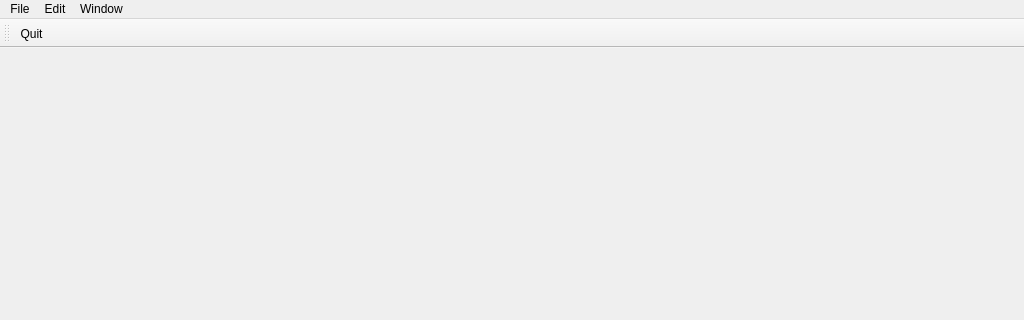
The window that ICPT.ui (Vladimir-Lin/ICPT) describes before a commit, drawn with Qt 5; both pictures show x 0 to 1024 and y 0 to 320 of the 1024 by 768 pixel window.
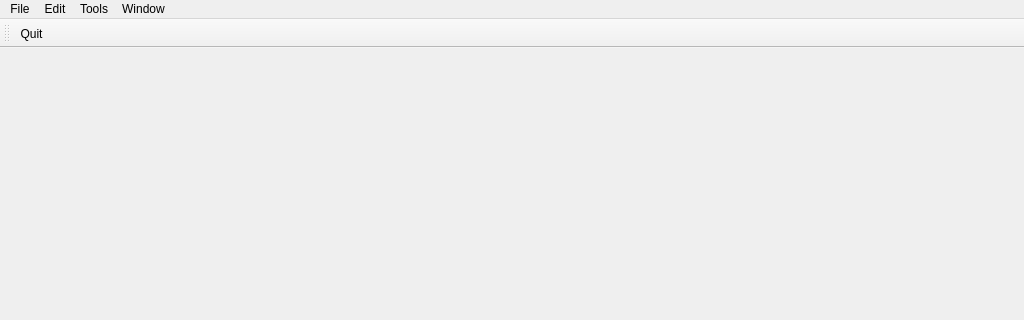
The same window after the commit. Icons and pictures are not drawn.

Diff of the .ui file:
```diff
--- a/ICPT.ui
+++ b/ICPT.ui
@@ -75,8 +75,16 @@
     <addaction name="separator"/>
     <addaction name="menuWindows"/>
    </widget>
+   <widget class="QMenu" name="menuTools">
+    <property name="title">
+     <string>Tools</string>
+    </property>
+    <addaction name="actionScenes"/>
+    <addaction name="actionStop"/>
+   </widget>
    <addaction name="menuFile"/>
    <addaction name="menuEdit"/>
+   <addaction name="menuTools"/>
    <addaction name="menuWindow"/>
   </widget>
   <widget class="QToolBar" name="Tools">
```
Left out of the diff: 42 changed lines with no effect on the pictures.
